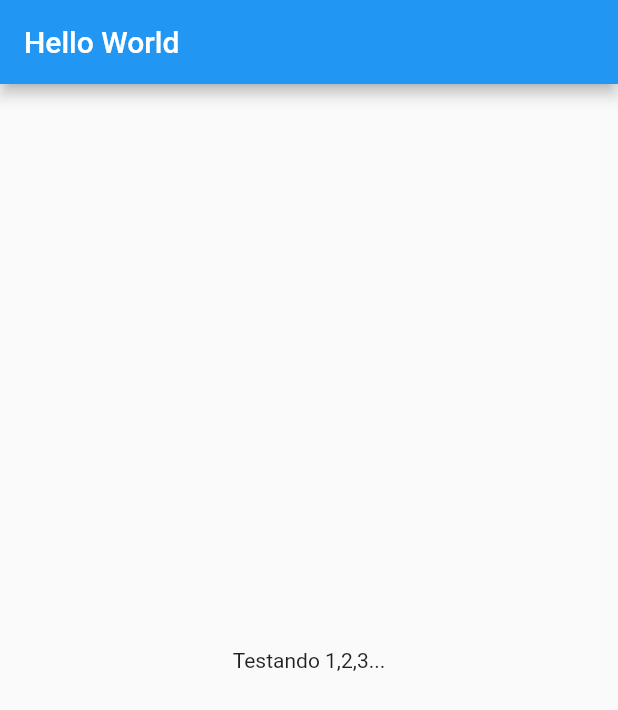
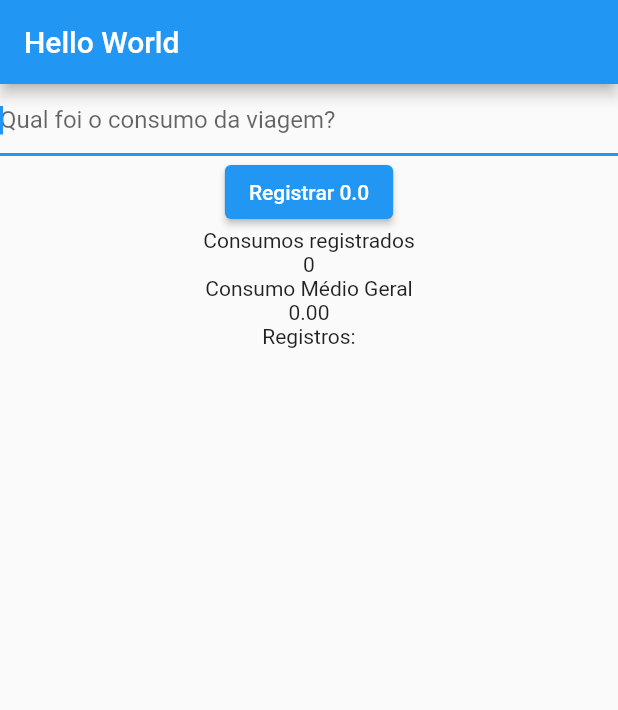
Before and after one commit to carlosaw/flutter2, a Flutter app: the screen it shows after launch, on a phone screen of 412 x 824 dp. Shown: the top 710 px of the screen. Run offline on Flutter 3.47's test engine with Material 2 defaults, Android fonts, the phone set to English and light mode, and no system bars; our stand-ins replace flutter_mobx, mobx; generated files the repository leaves out were written again.

Commit message:
ConsumoMedio

```diff
--- a/lib/pages/Home.dart
+++ b/lib/pages/Home.dart
@@ -1,19 +1,89 @@
 import 'package:flutter/material.dart';
+import 'package:flutter_mobx/flutter_mobx.dart';
 
-class HomeScreen extends StatelessWidget {
-  // This widget is the root of your application.
+import '../stores/consumo_list.dart';
+
+final consumos = ConsumoList();
+
+class HomeScreen extends StatefulWidget {
+  @override
+  _HomeScreenState createState() => _HomeScreenState();
+}
+
+class _HomeScreenState extends State<HomeScreen> {
+  double consumo = 0;
+
+  void _handleConsumoField(String text) {
+    setState(() {
+      if (text != '') {
+        consumo = double.parse(text);
+      } else {
+        consumo = 0;
+      }
+    });
+  }
+
+  void _handleRegistrarButton() {
+    if (consumo > 0) {
+      consumos.addConsumo(consumo);
+    }
+  }
+
   @override
   Widget build(BuildContext context) {
     return Scaffold(
-      appBar: AppBar(
-        title: Text('Hello World'),
-      ),
-      body: Center(
-        child: Column(
-          mainAxisAlignment: MainAxisAlignment.center,
-          children: <Widget>[Text('Testando 1,2,3...')],
+        appBar: AppBar(
+          title: Text('Hello World'),
         ),
-      ),
-    );
+        body: Observer(
+            builder: (_) => Column(
+                  children: <Widget>[
+                    TextField(
+                      autofocus: true,
+                      decoration: InputDecoration(
+                          hintText: 'Qual foi o consumo da viagem?'),
+                      keyboardType: TextInputType.number,
+                      onChanged: _handleConsumoField,
+                    ),
+                    ElevatedButton(
+                      child: Text('Registrar $consumo'),
+                      onPressed: _handleRegistrarButton,
+                    ),
+                    Row(
+                      children: <Widget>[
+                        Expanded(
+                          child: Column(
+                            children: [
+                              Text('Consumos registrados'),
+                              Text('${consumos.list.length}')
+                            ],
+                          ),
+                        )
+                      ],
+                    ),
+                    Row(
+                      children: <Widget>[
+                        Expanded(
+                          child: Column(
+                            children: [
+                              Text('Consumo Médio Geral'),
+                              Text('${consumos.mediaGeral}')
+                            ],
+                          ),
+                        )
+                      ],
+                    ),
+                    Text('Registros:'),
+                    Container(
+                      height: 200,
+                      child: ListView.builder(
+                        itemCount: consumos.list.length,
+                        itemBuilder: (BuildContext ctx, int index) {
+                          return Text('- ${consumos.list[index]}');
+                        },
+                      ),
+                    ),
+                  ],
+                )));
   }
 }
```
Also changed, not shown: lib/stores/consumo_list.dart (added, +32 -0 lines), lib/stores/consumo_list.g.dart (added).
